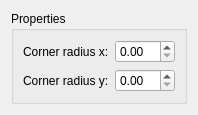
Before: the Qt Designer form shapes/pathshapes/rectangle/RectangleShapeConfigWidget.ui in KDE/calligra, drawn with Qt 5.
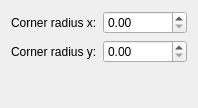
After: the same form once the commit is applied. Custom widgets are drawn as their Qt base class.

Commit message: remove properties groupbox from shape config widgets

What changed in the file:
```diff
--- a/shapes/pathshapes/rectangle/RectangleShapeConfigWidget.ui
+++ b/shapes/pathshapes/rectangle/RectangleShapeConfigWidget.ui
@@ -12,12 +12,6 @@
   <property name="windowTitle" >
    <string>Rectangle Shape</string>
   </property>
-  <layout class="QVBoxLayout" >
-   <item>
-    <widget class="QGroupBox" name="groupBox" >
-     <property name="title" >
-      <string>Properties</string>
-     </property>
      <layout class="QGridLayout" >
       <item row="0" column="0" >
        <widget class="QLabel" name="label" >
@@ -39,8 +33,18 @@
       <item row="1" column="1" >
        <widget class="KoUnitDoubleSpinBox" name="cornerRadiusY" />
       </item>
-     </layout>
-    </widget>
+   <item row="2" column="0" >
+    <spacer>
+     <property name="orientation" >
+      <enum>Qt::Vertical</enum>
+     </property>
+     <property name="sizeHint" >
+      <size>
+       <width>20</width>
+       <height>40</height>
+      </size>
+     </property>
+    </spacer>
    </item>
   </layout>
  </widget>
```
Lines whose indentation alone changed are shown as unchanged. The commit also changes 9 other files.
